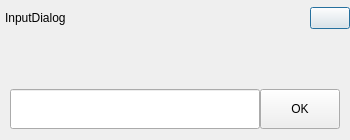
The window that src/inputdialog.ui (ukui/ukui-biometric-manager) describes before a commit, drawn with Qt 5.
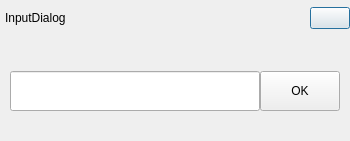
The same window after the commit.

```diff
--- a/src/inputdialog.ui
+++ b/src/inputdialog.ui
@@ -7,13 +7,16 @@
     <x>0</x>
     <y>0</y>
     <width>350</width>
-    <height>140</height>
+    <height>141</height>
    </rect>
   </property>
   <property name="windowTitle">
    <string>Dialog</string>
   </property>
   <layout class="QVBoxLayout" name="verticalLayout_2">
+   <property name="spacing">
+    <number>0</number>
+   </property>
    <property name="leftMargin">
     <number>0</number>
    </property>
@@ -23,6 +26,9 @@
    <property name="rightMargin">
     <number>0</number>
    </property>
+   <property name="bottomMargin">
+    <number>5</number>
+   </property>
    <item>
     <widget class="QWidget" name="widgetTitle" native="true">
      <property name="minimumSize">
@@ -101,6 +107,9 @@
    </item>
    <item>
     <layout class="QHBoxLayout" name="horizontalLayout_2">
+     <property name="bottomMargin">
+      <number>5</number>
+     </property>
      <item>
       <spacer name="horizontalSpacer_2">
        <property name="orientation">
@@ -210,6 +219,55 @@
      </item>
     </layout>
    </item>
+   <item>
+    <layout class="QHBoxLayout" name="horizontalLayout_4">
+     <item>
+      <spacer name="horizontalSpacer_6">
+       <property name="orientation">
+        <enum>Qt::Horizontal</enum>
+       </property>
+       <property name="sizeType">
+        <enum>QSizePolicy::Fixed</enum>
+       </property>
+       <property name="sizeHint" stdset="0">
+        <size>
+         <width>10</width>
+         <height>20</height>
+        </size>
+       </property>
+      </spacer>
+     </item>
+     <item>
+      <widget class="QLabel" name="lblError">
+       <property name="minimumSize">
+        <size>
+         <width>0</width>
+         <height>15</height>
+        </size>
+       </property>
+       <property name="text">
+        <string/>
+       </property>
+      </widget>
+     </item>
+     <item>
+      <spacer name="horizontalSpacer_7">
+       <property name="orientation">
+        <enum>Qt::Horizontal</enum>
+       </property>
+       <property name="sizeType">
+        <enum>QSizePolicy::Fixed</enum>
+       </property>
+       <property name="sizeHint" stdset="0">
+        <size>
+         <width>10</width>
+         <height>20</height>
+        </size>
+       </property>
+      </spacer>
+     </item>
+    </layout>
+   </item>
   </layout>
  </widget>
  <resources/>
```
